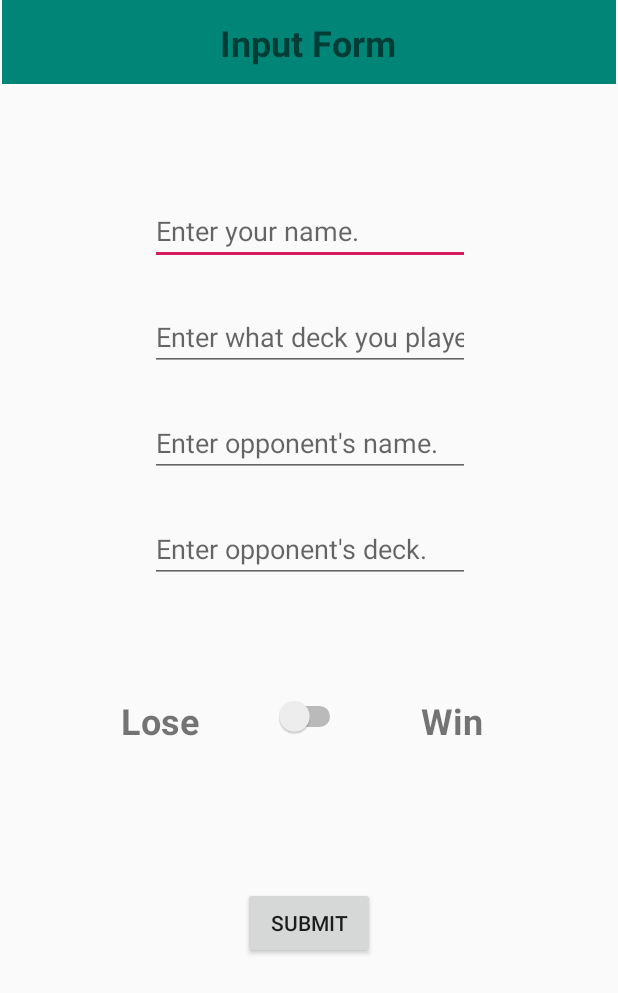
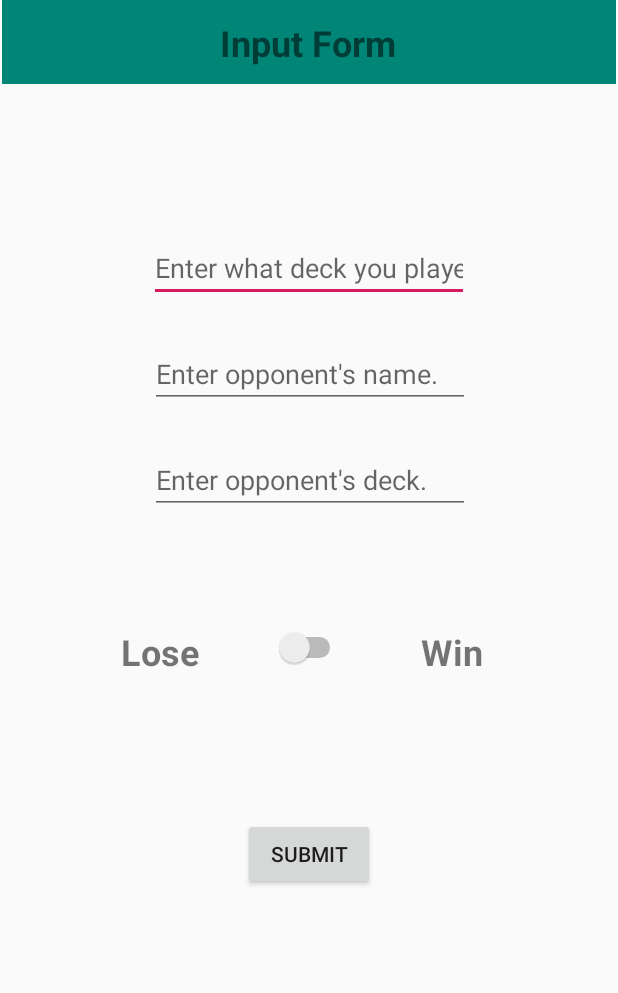
Before and after one commit to Fayte92/WinRate, an Android app: the MainActivity screen opened directly, with no data from a screen before it, on a phone screen of 412 x 824 dp. Shown: the top 993 px of the screen. Run offline under Robolectric (Android 15) with nearby library versions, the phone set to English and light mode, and no system bars; our stand-ins replace Firebase (no records; nobody signed in at launch, a user with empty details on screens opened directly).

Commit message:
WorkingInPrograss Oct19

```diff
--- a/WinRate/app/src/main/java/com/ucsc/winrate/MainActivity.java
+++ b/WinRate/app/src/main/java/com/ucsc/winrate/MainActivity.java
@@ -4,17 +4,128 @@ import android.os.Bundle;
 
 import com.google.android.material.floatingactionbutton.FloatingActionButton;
 import com.google.android.material.snackbar.Snackbar;
+import com.google.firebase.auth.FirebaseAuth;
+import com.google.firebase.auth.FirebaseUser;
+import com.google.firebase.database.DataSnapshot;
+import com.google.firebase.database.DatabaseError;
+import com.google.firebase.database.DatabaseReference;
+import com.google.firebase.database.FirebaseDatabase;
+import com.google.firebase.database.ValueEventListener;
 
+import androidx.annotation.NonNull;
 import androidx.appcompat.app.AppCompatActivity;
 import androidx.appcompat.widget.Toolbar;
 
 import android.view.View;
+import android.widget.Button;
+import android.widget.CompoundButton;
+import android.widget.EditText;
+import android.widget.Switch;
+import android.widget.Toast;
+
+import java.util.Calendar;
+import java.util.Date;
 
 public class MainActivity extends AppCompatActivity {
+
+    //declare the  necessary variables.
+    static int winC,loseC,curWinSum,curLoseSum;//winC,loseC are the counter of win or lose.
+    static int DataCounter = 0;
+    static boolean result;//result iss used for storing the value of switch.
+    EditText playerDeck,opponentName, opponentDeck;// EditText for user input.
+    Switch WinLose;
+    Button submit;
+
+    FirebaseDatabase mFireBase = FirebaseDatabase.getInstance();//declare Firebase database
+    DatabaseReference myRef = mFireBase.getReference();//reference of database, mainly used by us as a path for storing files
+    FirebaseUser curUser = FirebaseAuth.getInstance().getCurrentUser();//Current User, it is used to get Displayname, email or Uid.
 
     @Override
     protected void onCreate(Bundle savedInstanceState) {
         super.onCreate(savedInstanceState);
         setContentView(R.layout.activity_main);
+
+        //declare each element in the input layout
+        playerDeck = findViewById(R.id.playerDeckText);
+        opponentName = findViewById(R.id.opponentNameText);
+        opponentDeck = findViewById(R.id.opponentDeckText);
+
+        WinLose = findViewById(R.id.winSwitch);
+
+        submit = findViewById(R.id.submitButton);
+        //OnCheckChangeListener is a listener which can detect the switch is on or off
+        WinLose.setOnCheckedChangeListener(new CompoundButton.OnCheckedChangeListener() {
+            @Override
+            public void onCheckedChanged(CompoundButton buttonView, boolean isChecked) {
+                result = isChecked;
+                if(isChecked){
+                    winC = 1;
+                }else{
+                    loseC = 1;
+                }
+            }
+        });
+
+        myRef.addValueEventListener(new ValueEventListener() {
+            @Override
+            public void onDataChange(@NonNull DataSnapshot dataSnapshot) {
+
+            }
+
+            @Override
+            public void onCancelled(@NonNull DatabaseError databaseError) {
+
+            }
+        });
+
+        submit.setOnClickListener(new View.OnClickListener() {
+            @Override
+            public void onClick(View v) {
+                addData();
+            }
+        });
+
+
+
+    }
+    //addData() will add the data to the firebase
+    private void addData(){
+        //String UserID = curUser.getDisplayName();
+        //String id = myRef.push().getKey();
+        //get date data by Calendar.
+        //And get text from elements in layout and convert them to string
+        Date curD = Calendar.getInstance().getTime();
+        String pD = playerDeck.getText().toString();
+        String oN = opponentName.getText().toString();
+        String oD = opponentDeck.getText().toString();
+        //String DataName = "data" + DataCounter;
+        //Toast.makeText(this,UserID,Toast.LENGTH_LONG).show();
+
+        WinRateData winData = new WinRateData(pD,oN,oD,result,curD);
+        DatabaseReference newRef = myRef.child(curUser.getUid());
+        newRef.addValueEventListener(new ValueEventListener() {
+            @Override
+            public void onDataChange(@NonNull DataSnapshot dataSnapshot) {
+                curWinSum = Integer.parseInt(dataSnapshot.child("winSum").getValue().toString());
+                curLoseSum = Integer.parseInt(dataSnapshot.child("loseSum").getValue().toString());
+                curWinSum = curWinSum + winC;
+                curLoseSum = curLoseSum + loseC;
+            }
+
+            @Override
+            public void onCancelled(@NonNull DatabaseError databaseError) {
+
+            }
+        });
+
+        myRef.child(curUser.getUid()).child("winSum").setValue(curWinSum);
+        myRef.child(curUser.getUid()).child("loseSum").setValue(curLoseSum);
+        //myRef.child(curUser.getUid()).child("winSum").setValue(winC);
+        //myRef.child(curUser.getUid()).child("loseSum").setValue(loseC);
+        myRef.child(curUser.getUid()).child(myRef.push().getKey()).setValue(winData);
+
+        //LargeData newdata = new LargeData(winC, loseC,  winData, DataName, curUser, myRef);
+        DataCounter++;
+
     }
 }
--- a/WinRate/app/src/main/res/layout/activity_main.xml
+++ b/WinRate/app/src/main/res/layout/activity_main.xml
@@ -31,33 +31,17 @@
         app:layout_constraintTop_toTopOf="@+id/toolbar" />
 
     <EditText
-        android:id="@+id/playerNameText"
-        android:layout_width="wrap_content"
-        android:layout_height="wrap_content"
-        android:layout_marginTop="75dp"
-        android:autofillHints=""
-        android:ems="10"
-        android:hint="@string/player_name_hint"
-        android:inputType="textPersonName"
-        app:layout_constraintEnd_toEndOf="parent"
-        app:layout_constraintHorizontal_bias="0.502"
-        app:layout_constraintStart_toStartOf="parent"
-        app:layout_constraintTop_toBottomOf="@+id/toolbar"
-        tools:targetApi="o" />
-
-    <EditText
         android:id="@+id/playerDeckText"
         android:layout_width="wrap_content"
         android:layout_height="wrap_content"
-        android:layout_marginTop="25dp"
+        android:layout_marginTop="100dp"
         android:autofillHints=""
         android:ems="10"
         android:hint="@string/player_deck_hint"
         android:inputType="textPersonName"
         app:layout_constraintEnd_toEndOf="parent"
-        app:layout_constraintHorizontal_bias="0.502"
         app:layout_constraintStart_toStartOf="parent"
-        app:layout_constraintTop_toBottomOf="@+id/playerNameText"
+        app:layout_constraintTop_toBottomOf="@+id/toolbar"
         tools:targetApi="o" />
 
     <EditText
```
Also changed, not shown: WinRate/app/src/main/java/com/ucsc/winrate/LargeData.java (added, +33 -0 lines), WinRate/app/src/main/java/com/ucsc/winrate/WinRateData.java (added, +41 -0 lines), 2 other files.
